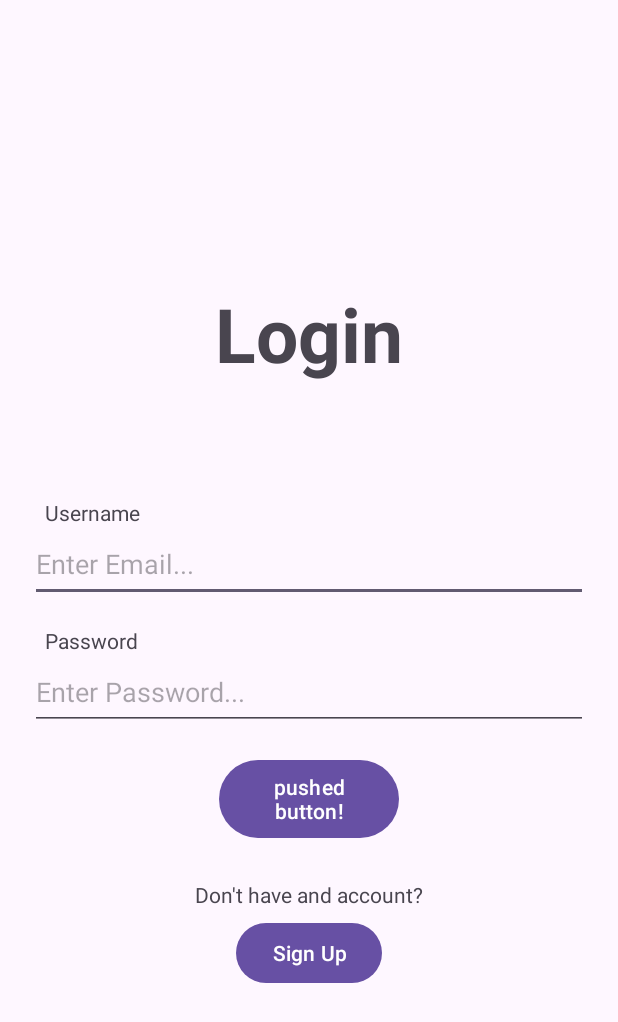
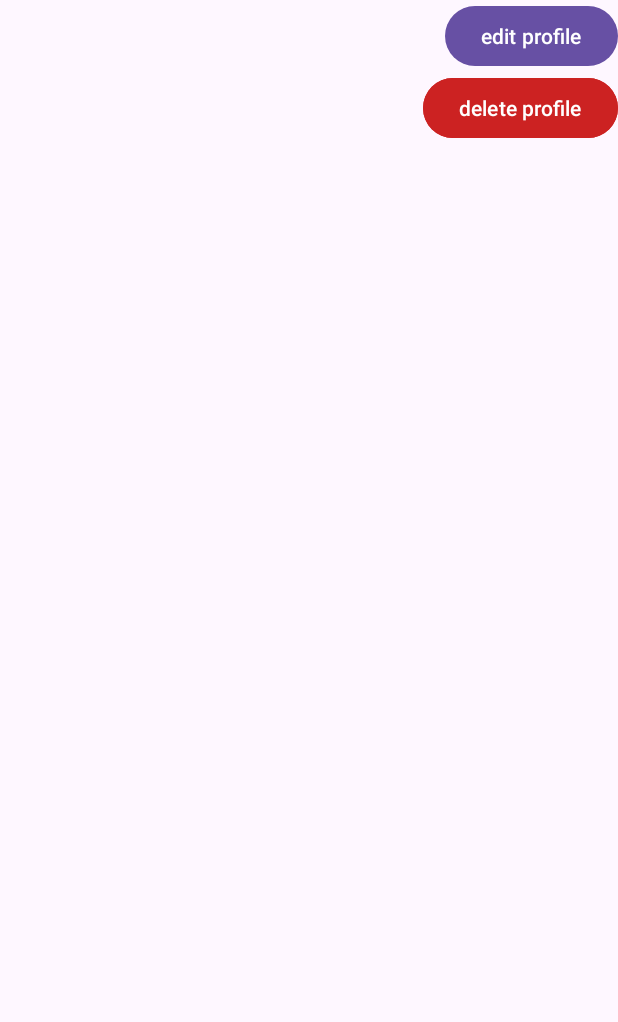
Before and after one commit to ahmet8zer/Music-Sharing-App, an Android app: the screen it shows after launch (MainActivity before the commit, Profile after it), after a tap on "login", on a phone screen of 412 x 824 dp. Shown: the top 1022 px of the screen. Run offline under Robolectric (Android 15) with nearby library versions, the phone set to English and light mode, and no system bars.

Commit message:
made new activites profile and edit profile

```diff
--- a/MusicSharing/app/src/main/java/com/example/musicsharing/MainActivity.java
+++ b/MusicSharing/app/src/main/java/com/example/musicsharing/MainActivity.java
@@ -8,6 +8,7 @@ import android.util.Log;
 import android.view.View;
 import android.widget.Button;
 import android.widget.EditText;
+import android.widget.Toast;
 
 public class MainActivity extends AppCompatActivity {
 
@@ -34,8 +35,12 @@ public class MainActivity extends AppCompatActivity {
         mLoginButton.setOnClickListener(new View.OnClickListener() {
             @Override
             public void onClick(View v) {
-                // Does nothing yet, but soon!
-                mLoginButton.setText("pushed button!");
+                //right now it just takes you straight to the profile activity
+                Toast.makeText(getApplicationContext(), "You logged in!", Toast.LENGTH_SHORT).show();
+
+                Intent intent = new Intent(getApplicationContext(), Profile.class);
+                startActivity(intent);
+                finish();
             }
         });
         mSignupButton = (Button) findViewById(R.id.signup_button);
@@ -49,6 +54,7 @@ public class MainActivity extends AppCompatActivity {
         });
         mUsername = (EditText) findViewById(R.id.username_field);
         mPassword = (EditText) findViewById(R.id.password_field);
+
     }
 
 
--- /dev/null
+++ b/MusicSharing/app/src/main/java/com/example/musicsharing/Profile.java
@@ -0,0 +1,42 @@
+package com.example.musicsharing;
+
+import androidx.appcompat.app.AppCompatActivity;
+
+import android.content.Intent;
+import android.os.Bundle;
+import android.view.View;
+import android.widget.Button;
+
+public class Profile extends AppCompatActivity {
+
+    private Button mEditProfileButton, mDeleteProfileButton;
+
+
+    @Override
+    protected void onCreate(Bundle savedInstanceState) {
+        super.onCreate(savedInstanceState);
+        setContentView(R.layout.activity_profile);
+
+
+        mEditProfileButton = (Button) findViewById(R.id.edit_profile_button);
+
+        mDeleteProfileButton = (Button) findViewById(R.id.delete_profile_button);
+
+        mEditProfileButton.setOnClickListener(new View.OnClickListener() {
+            @Override
+            public void onClick(View view) {
+                Intent intent = new Intent(getApplicationContext(), EditProfile.class);
+                startActivity(intent);
+                finish();
+            }
+        });
+
+
+
+
+
+
+
+
+    }
+}
--- a/MusicSharing/app/src/main/java/com/example/musicsharing/Register.java
+++ b/MusicSharing/app/src/main/java/com/example/musicsharing/Register.java
@@ -49,7 +49,7 @@ public class Register extends AppCompatActivity {
             }
         });
 
-        mLoginButton.setEnabled(false);
+        //mLoginButton.setEnabled(false);
         mSigninButton.setOnClickListener(new View.OnClickListener() {
             @Override
             public void onClick(View view) {
--- /dev/null
+++ b/MusicSharing/app/src/main/res/layout/activity_profile.xml
@@ -0,0 +1,33 @@
+<?xml version="1.0" encoding="utf-8"?>
+<androidx.constraintlayout.widget.ConstraintLayout xmlns:android="http://schemas.android.com/apk/res/android"
+    xmlns:app="http://schemas.android.com/apk/res-auto"
+    xmlns:tools="http://schemas.android.com/tools"
+    android:layout_width="match_parent"
+    android:layout_height="match_parent"
+    tools:context=".Profile">
+
+    <LinearLayout
+        android:layout_width="match_parent"
+        android:layout_height="wrap_content"
+        android:orientation="vertical">
+
+        <Button
+            android:id="@+id/edit_profile_button"
+            android:layout_width="wrap_content"
+            android:layout_height="wrap_content"
+            android:layout_gravity="right"
+            android:text="@string/edit_profile"
+            />
+
+        <Button
+            android:id="@+id/delete_profile_button"
+            android:layout_width="wrap_content"
+            android:layout_height="wrap_content"
+            android:layout_gravity="right"
+            android:backgroundTint="#CC2222"
+            android:text="@string/delete_profile" />
+
+
+    </LinearLayout>
+
+</androidx.constraintlayout.widget.ConstraintLayout>
--- a/MusicSharing/app/src/main/res/layout/activity_register.xml
+++ b/MusicSharing/app/src/main/res/layout/activity_register.xml
@@ -67,7 +67,7 @@
                     android:layout_width="wrap_content"
                     android:layout_height="wrap_content"
                     android:gravity="center"
-                    android:text="@string/login_button" />
+                    android:text="@string/back_to_login_button" />
         </LinearLayout>
         </LinearLayout>
     </LinearLayout>
--- a/MusicSharing/app/src/main/res/values/strings.xml
+++ b/MusicSharing/app/src/main/res/values/strings.xml
@@ -6,8 +6,12 @@
     <string name="password_text">Password</string>
     <string name="password_hint">Enter Password...</string>
     <string name="login_button">login</string>
+    <string name="back_to_login_button">Back to\nlogin</string>
     <string name="signup_text">Don\'t have and account?</string>
     <string name="signup_button">Sign Up</string>
+    <string name="edit_profile">edit profile</string>
+    <string name="delete_profile">delete profile</string>
     <!-- TODO: Remove or change this placeholder text -->
     <string name="first_fragment">Our first fragment</string>
+    <string name="created_account">Created Account</string>
 </resources>
```
Also changed, not shown: MusicSharing/app/src/main/AndroidManifest.xml (+9 -1 lines), MusicSharing/app/src/main/java/com/example/musicsharing/EditProfile.java (added, +44 -0 lines), MusicSharing/app/src/main/res/layout/activity_edit_profile.xml (added, +41 -0 lines).
